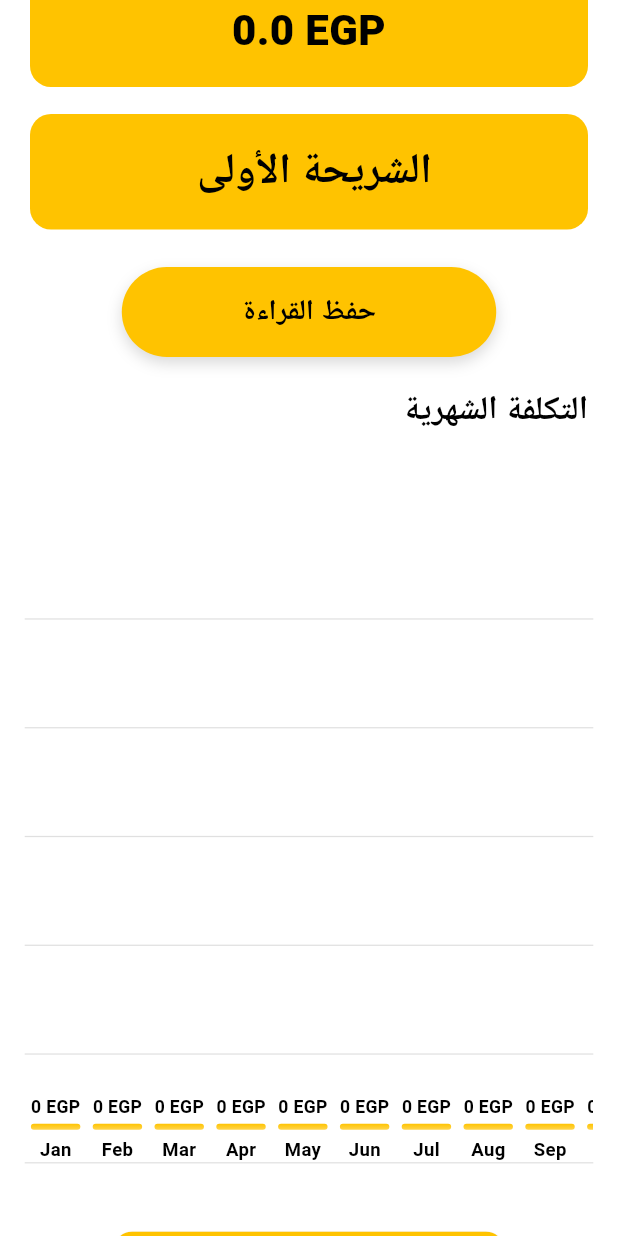
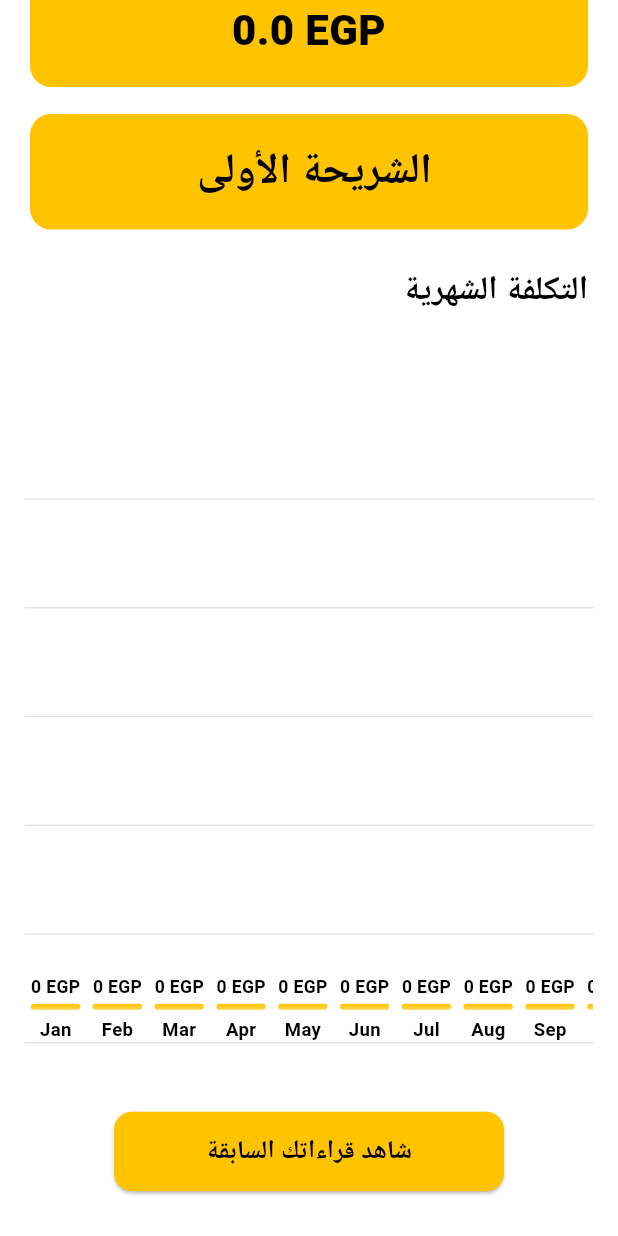
Before and after one commit to asmaa-sayed-mohammed/Graduation-Project, a Flutter app: the StartScreen screen opened directly, scrolled down 277 dp, on a phone screen of 412 x 824 dp. Run offline on Flutter 3.47's test engine with Material 3 defaults, Android fonts, the phone set to English and light mode, and no system bars; our stand-ins replace awesome_notifications, connectivity_plus, fl_chart, geocoding, geolocator, get and 6 more; missing offline and left inert: google_mlkit_text_recognition, workmanager; accounts and stored records are empty; statements that could not run were skipped; project files that could hold a hidden picture were left out.

Commit message:
edit some ui

```diff
--- a/lib/view/recommendations_screen.dart
+++ b/lib/view/recommendations_screen.dart
@@ -57,7 +57,7 @@ class RecommendationsScreen extends StatelessWidget {
 
                   // ================== كارد الميزانية ==================
                   late String budgetMessage;
-                  late Color budgetColor;
+                  late Color budgetColor = AppColor.white;
                   late IconData budgetIcon;
                   bool showDeviceSuggestions = false;
                   bool showBudgetAdviceButton = false;
--- a/lib/view/start_screen.dart
+++ b/lib/view/start_screen.dart
@@ -121,63 +121,63 @@ class StartScreen extends StatelessWidget {
                 ),
               ),
 
-              const SizedBox(height: 25),
+               const SizedBox(height: 25),
+              //
+              // Center(
+              //   child: InkWell(
+              //     borderRadius: BorderRadius.circular(35),
+              //     onTap: () async {
+              //       final user = Supabase.instance.client.auth.currentUser;
+              //       if (user == null) {
+              //         Get.snackbar(
+              //           'خطأ',
+              //           'المستخدم غير مسجل الدخول',
+              //           snackPosition: SnackPosition.BOTTOM,
+              //           backgroundColor: Colors.redAccent,
+              //           colorText: Colors.white,
+              //         );
+              //         return;
+              //       }
+              //
+              //       await reading_controller.saveReadingToHive(user.id);
+              //
+              //       Get.snackbar(
+              //         'تم الحفظ',
+              //         'تم حفظ القراءة محليا ',
+              //         snackPosition: SnackPosition.BOTTOM,
+              //         backgroundColor: Colors.blueAccent,
+              //         colorText: Colors.white,
+              //       );
+              //     },
+              //     child: Container(
+              //       padding: const EdgeInsets.symmetric(
+              //         horizontal: 80,
+              //         vertical: 16,
+              //       ),
+              //       decoration: BoxDecoration(
+              //         color: AppColor.primary_color,
+              //         borderRadius: BorderRadius.circular(35),
+              //         boxShadow: [
+              //           BoxShadow(
+              //             color: Colors.black.withOpacity(0.15),
+              //             blurRadius: 8,
+              //             offset: const Offset(0, 4),
+              //           ),
+              //         ],
+              //       ),
+              //       child: const Text(
+              //         "حفظ القراءة",
+              //         style: TextStyle(
+              //           color: Colors.black,
+              //           fontSize: 19,
+              //           fontWeight: FontWeight.bold,
+              //         ),
+              //       ),
+              //     ),
+              //   ),
+              // ),
 
-              Center(
-                child: InkWell(
-                  borderRadius: BorderRadius.circular(35),
-                  onTap: () async {
-                    final user = Supabase.instance.client.auth.currentUser;
-                    if (user == null) {
-                      Get.snackbar(
-                        'خطأ',
-                        'المستخدم غير مسجل الدخول',
-                        snackPosition: SnackPosition.BOTTOM,
-                        backgroundColor: Colors.redAccent,
-                        colorText: Colors.white,
-                      );
-                      return;
-                    }
-
-                    await reading_controller.saveReadingToHive(user.id);
-
-                    Get.snackbar(
-                      'تم الحفظ',
-                      'تم حفظ القراءة محليا ',
-                      snackPosition: SnackPosition.BOTTOM,
-                      backgroundColor: Colors.blueAccent,
-                      colorText: Colors.white,
-                    );
-                  },
-                  child: Container(
-                    padding: const EdgeInsets.symmetric(
-                      horizontal: 80,
-                      vertical: 16,
-                    ),
-                    decoration: BoxDecoration(
-                      color: AppColor.primary_color,
-                      borderRadius: BorderRadius.circular(35),
-                      boxShadow: [
-                        BoxShadow(
-                          color: Colors.black.withOpacity(0.15),
-                          blurRadius: 8,
-                          offset: const Offset(0, 4),
-                        ),
-                      ],
-                    ),
-                    child: const Text(
-                      "حفظ القراءة",
-                      style: TextStyle(
-                        color: Colors.black,
-                        fontSize: 19,
-                        fontWeight: FontWeight.bold,
-                      ),
-                    ),
-                  ),
-                ),
-              ),
-
-              const SizedBox(height: 20,),
+              //const SizedBox(height: 20,),
 
               // Monthly Title
               Padding(
```
